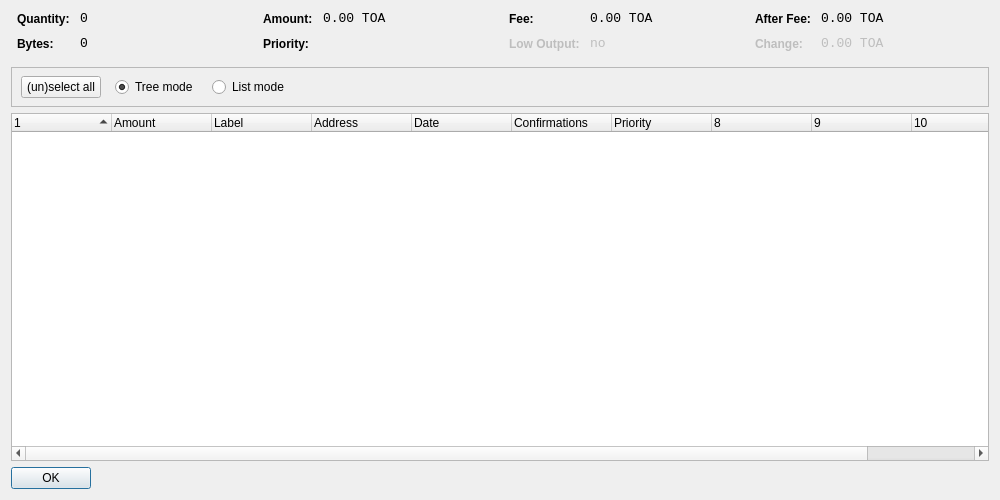
toacoin/TOA, file src/qt/forms/coincontroldialog.ui: the form before one commit.
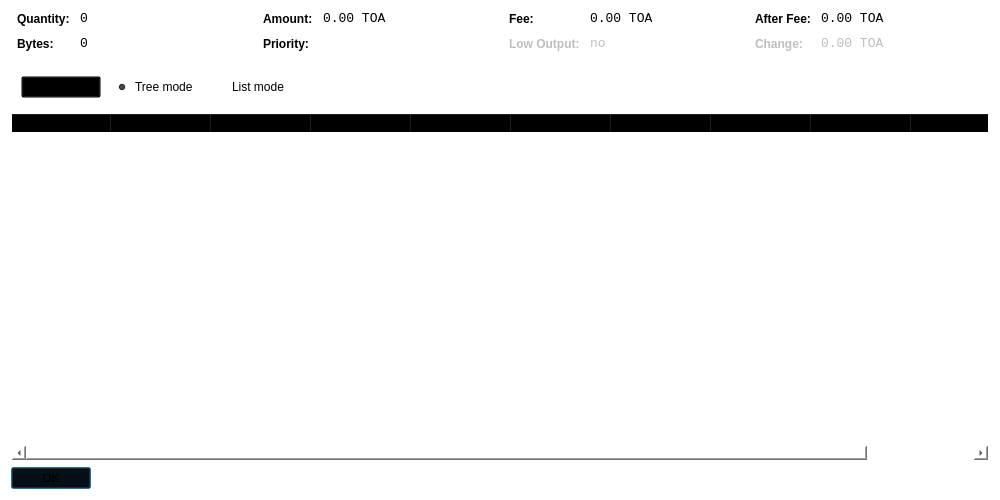
The form after the commit. Icons and pictures are not drawn. Custom widgets are drawn as their Qt base class.

```diff
--- a/src/qt/forms/coincontroldialog.ui
+++ b/src/qt/forms/coincontroldialog.ui
@@ -14,7 +14,7 @@
    <string>Coin Control</string>
   </property>
   <property name="styleSheet">
-   <string notr="true">background-image: url(:/images/2s);</string>
+   <string notr="true">background: transparent;</string>
   </property>
   <layout class="QVBoxLayout" name="verticalLayout">
    <item>
```
